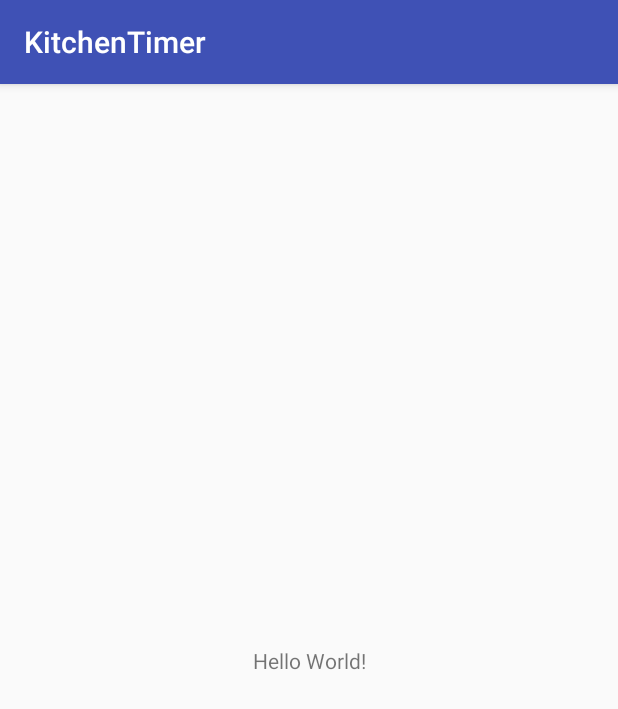
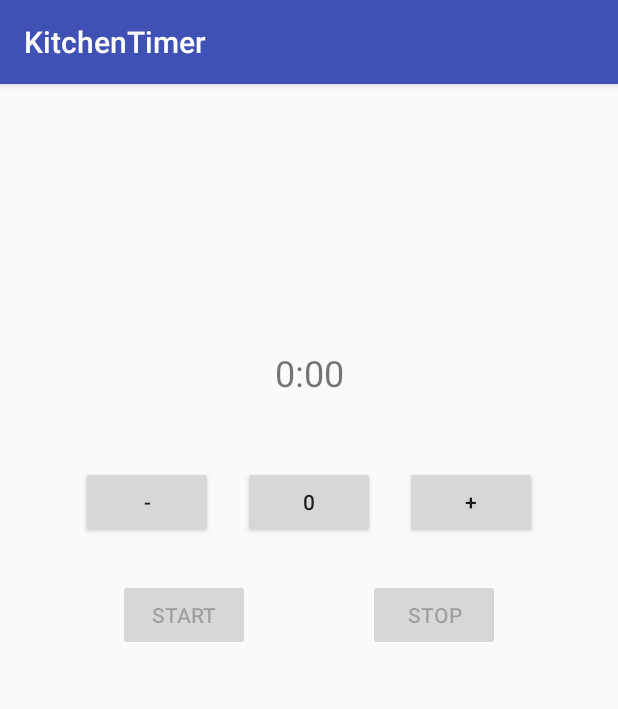
Before and after one commit to JoshSibayan/KitchenTimer, an Android app: the screen it shows after launch (MainActivity), on a phone screen of 412 x 824 dp. Shown: the top 709 px of the screen. Run offline under Robolectric (Android 15) with nearby library versions, the phone set to English and light mode, and no system bars.

Commit message:
Base countdown timer

```diff
--- a/app/src/main/java/comjoshsibayan/github/kitchentimer/MainActivity.java
+++ b/app/src/main/java/comjoshsibayan/github/kitchentimer/MainActivity.java
@@ -1,13 +1,98 @@
 package comjoshsibayan.github.kitchentimer;
 
+import android.os.Bundle;
+import android.os.CountDownTimer;
 import android.support.v7.app.AppCompatActivity;
-import android.os.Bundle;
+import android.util.Log;
+import android.view.View;
+import android.widget.Button;
+import android.widget.TextView;
 
 public class MainActivity extends AppCompatActivity {
+
+    static final private String LOG_TAG = "test_timer";
+
+    private int seconds = 0;
+    private CountDownTimer timer = null;
+    private static final int ONE_SECOND_IN_MILLIS = 100;
 
     @Override
     protected void onCreate(Bundle savedInstanceState) {
         super.onCreate(savedInstanceState);
         setContentView(R.layout.activity_main);
     }
+
+    @Override
+    protected void onResume() {
+        super.onResume();
+        displayTime();
+    }
+
+    public void onClickPlus(View v) {
+        seconds += 60;
+        displayTime();
+    }
+
+    public void onClickMinus(View v) {
+        seconds = Math.max(0, seconds - 60);
+        displayTime();
+    }
+
+    public void onReset(View v) {
+        seconds = 0;
+        cancelTimer();
+        displayTime();
+    }
+
+    public void onClickStart(View v) {
+        if (seconds == 0) {
+            cancelTimer();
+        }
+        if (timer == null) {
+            // We create a new timer.
+            timer = new CountDownTimer(seconds * ONE_SECOND_IN_MILLIS, ONE_SECOND_IN_MILLIS) {
+                @Override
+                public void onTick(long millisUntilFinished) {
+                    Log.d(LOG_TAG, "Tick at " + millisUntilFinished);
+                    seconds = Math.max(0, seconds - 1);
+                    displayTime();
+                }
+
+                @Override
+                public void onFinish() {
+                    seconds = 0;
+                    timer = null;
+                    displayTime();
+                }
+            };
+            timer.start();
+        }
+    }
+
+    public void onClickStop(View v) {
+        cancelTimer();
+        displayTime();
+    }
+
+    private void cancelTimer() {
+        if (timer != null) {
+            timer.cancel();
+            timer = null;
+        }
+    }
+
+    // Update time display
+    private void displayTime() {
+        Log.d(LOG_TAG, "Displaying time " + seconds);
+        TextView v = (TextView) findViewById(R.id.display);
+        int m = seconds / 60;
+        int s = seconds % 60;
+        v.setText(String.format("%d:%02d", m, s));
+
+        // Button management
+        Button stopButton = (Button) findViewById(R.id.button_stop);
+        Button startButton = (Button) findViewById(R.id.button_start);
+        startButton.setEnabled(timer == null && seconds > 0);
+        stopButton.setEnabled(timer != null && seconds > 0);
+    }
 }
--- a/app/src/main/res/layout/activity_main.xml
+++ b/app/src/main/res/layout/activity_main.xml
@@ -4,15 +4,87 @@
     xmlns:tools="http://schemas.android.com/tools"
     android:layout_width="match_parent"
     android:layout_height="match_parent"
-    tools:context="comjoshsibayan.github.kitchentimer.MainActivity">
+    tools:context="comjoshsibayan.github.kitchentimer.MainActivity"
+    tools:layout_editor_absoluteY="81dp"
+    tools:layout_editor_absoluteX="0dp">
 
     <TextView
+        android:id="@+id/display"
         android:layout_width="wrap_content"
         android:layout_height="wrap_content"
-        android:text="Hello World!"
-        app:layout_constraintBottom_toBottomOf="parent"
+        android:text="0"
+        android:textAlignment="center"
+        android:textSize="24sp"
         app:layout_constraintLeft_toLeftOf="parent"
         app:layout_constraintRight_toRightOf="parent"
+        tools:layout_constraintTop_creator="1"
+        tools:layout_constraintRight_creator="1"
+        android:layout_marginTop="176dp"
+        tools:layout_constraintLeft_creator="1"
         app:layout_constraintTop_toTopOf="parent" />
 
+    <Button
+        android:id="@+id/button"
+        android:layout_width="wrap_content"
+        android:layout_height="wrap_content"
+        android:layout_marginTop="46dp"
+        android:onClick="onReset"
+        android:text="@string/text0"
+        app:layout_constraintLeft_toLeftOf="parent"
+        app:layout_constraintRight_toRightOf="parent"
+        app:layout_constraintTop_toBottomOf="@+id/display"
+        tools:layout_constraintLeft_creator="1"
+        tools:layout_constraintRight_creator="1" />
+
+    <Button
+        android:id="@+id/button_plus"
+        android:layout_width="wrap_content"
+        android:layout_height="wrap_content"
+        android:layout_marginLeft="20dp"
+        android:layout_marginStart="20dp"
+        android:onClick="onClickPlus"
+        android:text="+"
+        app:layout_constraintBaseline_toBaselineOf="@+id/button"
+        app:layout_constraintLeft_toRightOf="@+id/button"
+        tools:layout_constraintBaseline_creator="1"
+        tools:layout_constraintLeft_creator="1" />
+
+    <Button
+        android:id="@+id/button_minus"
+        android:layout_width="wrap_content"
+        android:layout_height="wrap_content"
+        android:layout_marginEnd="20dp"
+        android:layout_marginRight="20dp"
+        android:onClick="onClickMinus"
+        android:text="-"
+        app:layout_constraintBaseline_toBaselineOf="@+id/button"
+        app:layout_constraintRight_toLeftOf="@+id/button"
+        tools:layout_constraintBaseline_creator="1" />
+
+    <Button
+        android:id="@+id/button_start"
+        android:layout_width="wrap_content"
+        android:layout_height="wrap_content"
+        android:onClick="onClickStart"
+        android:text="Start"
+        app:layout_constraintBaseline_toBaselineOf="@+id/button_stop"
+        app:layout_constraintLeft_toLeftOf="parent"
+        app:layout_constraintRight_toLeftOf="@+id/button_stop"
+        tools:layout_constraintBaseline_creator="1" />
+
+    <Button
+        android:id="@+id/button_stop"
+        android:layout_width="wrap_content"
+        android:layout_height="wrap_content"
+        android:layout_marginTop="27dp"
+        android:onClick="onClickStop"
+        android:text="Stop"
+        app:layout_constraintLeft_toRightOf="@+id/button_start"
+        app:layout_constraintRight_toRightOf="parent"
+        app:layout_constraintTop_toBottomOf="@+id/button_plus"
+        tools:layout_constraintTop_creator="1" />
+
+    <!-- New Buttons -->
+
+
 </android.support.constraint.ConstraintLayout>
--- a/app/src/main/res/values/strings.xml
+++ b/app/src/main/res/values/strings.xml
@@ -1,3 +1,4 @@
 <resources>
     <string name="app_name">KitchenTimer</string>
+    <string name="text0">0</string>
 </resources>
```
